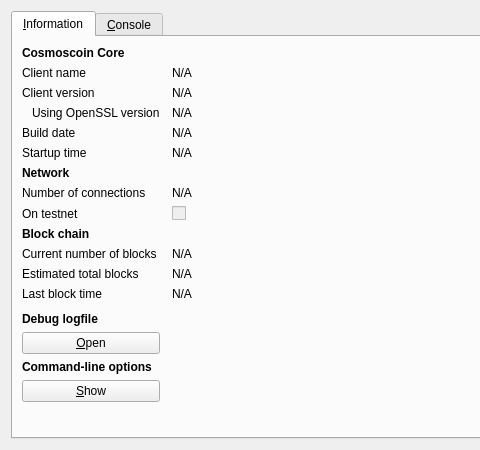
Qt form src/qt/forms/rpcconsole.ui (cosmoscoin/cosmoscoin) before a commit; both pictures show x 0 to 480 and y 0 to 450 of the 740 by 450 pixel window.
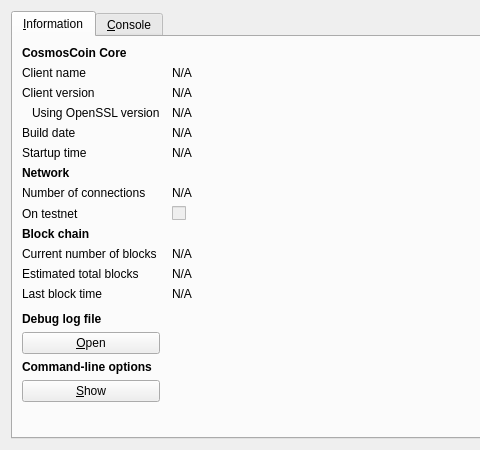
The same form after that commit. Icons and pictures are not drawn.

What changed in the file:
```diff
--- a/src/qt/forms/rpcconsole.ui
+++ b/src/qt/forms/rpcconsole.ui
@@ -36,7 +36,7 @@
           </font>
          </property>
          <property name="text">
-          <string>Cosmoscoin Core</string>
+          <string>CosmosCoin Core</string>
          </property>
         </widget>
        </item>
@@ -315,7 +315,7 @@
           </font>
          </property>
          <property name="text">
-          <string>Debug logfile</string>
+          <string>Debug log file</string>
          </property>
         </widget>
        </item>
```
Left out of the diff: 9 changed lines with no effect on the pictures.
